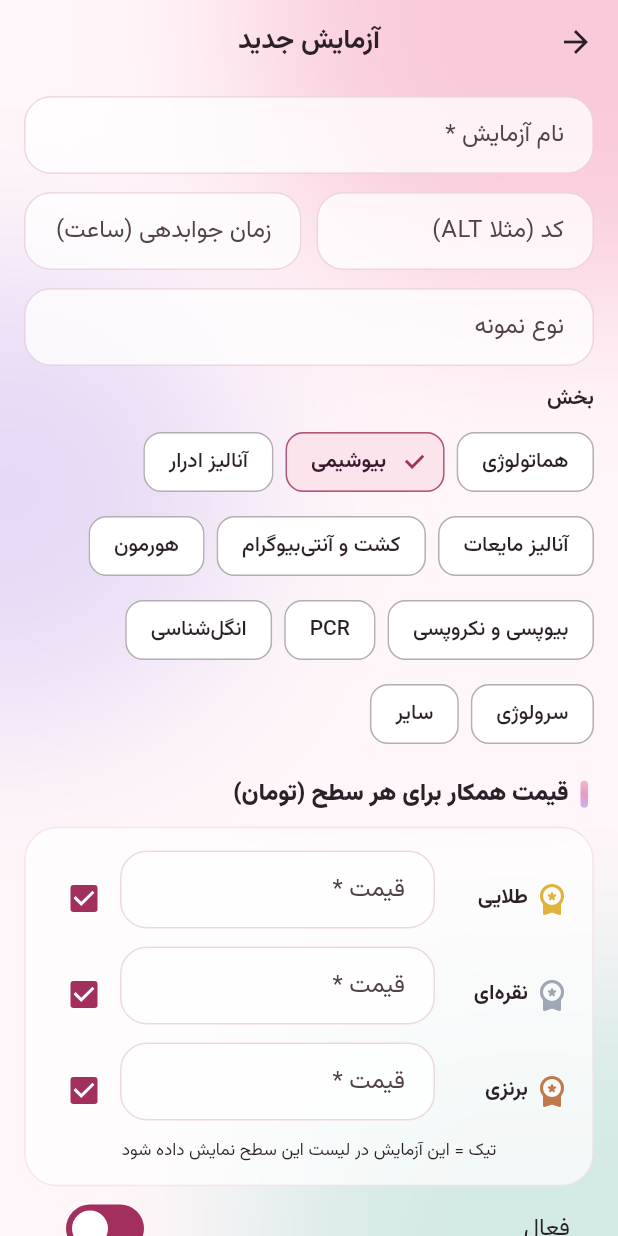
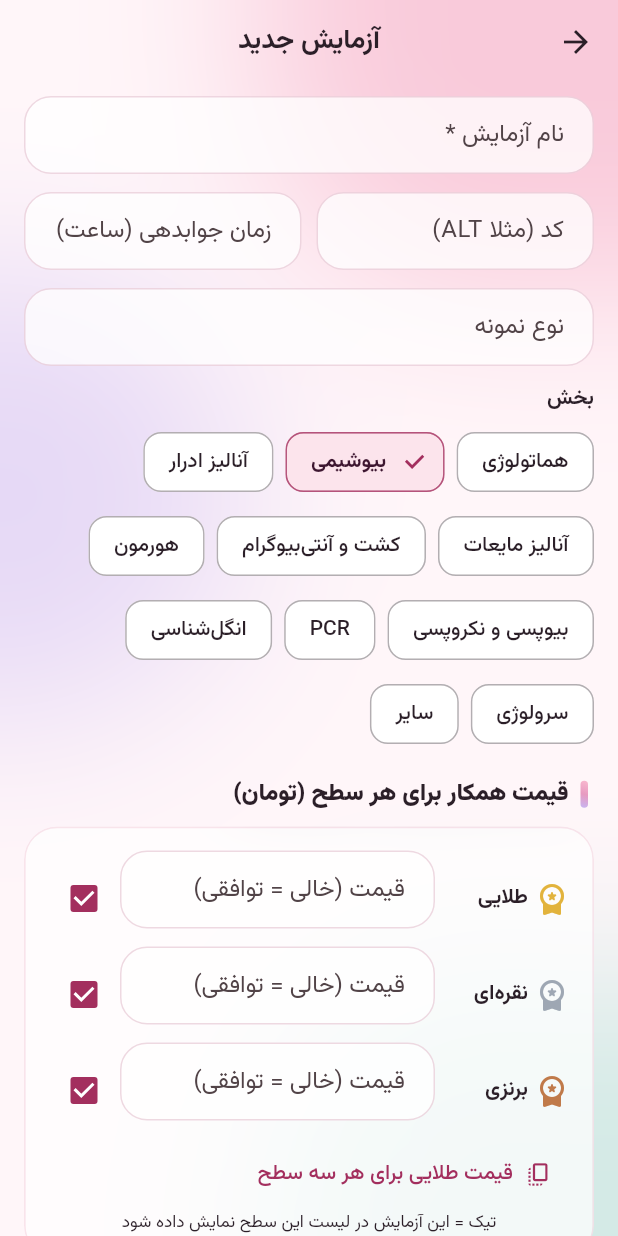
Before and after one commit to amirhossein-shariat/Melopet, a Flutter app: the TestsScreen screen opened directly, after a tap on "آزمایش جدید", on a phone screen of 412 x 824 dp. Run offline on Flutter 3.47's test engine with Material 3 defaults, Android fonts, the phone set to English and light mode, and no system bars; our stand-ins replace audioplayers, file_picker, flutter_local_notifications, flutter_map, geolocator, image_picker and 7 more; missing offline and left inert: excel, record, workmanager; accounts and stored records are empty; network calls fail.

Commit message:
Add the lab's price list (48 tests, negotiable prices) and better test-list editing
- migration: upsert the k1.xlsx tests, prices in Toman, '*' = negotiable (0, shown as توافقی)
- demo seed mirrors the list; tests keep both in sync
- admin: category filter, delete, same-price shortcut, optional price
- clinics see 'توافقی' in price list, order form and order detail

Co-Authored-By: Claude Sonnet 5.5 <noreply@anthropic.com>
Claude-Session: https://claude.ai/code/session_01KiTvgZv739xG4qCxtBVtnX

```diff
--- a/app/lib/screens/admin/tests_screen.dart
+++ b/app/lib/screens/admin/tests_screen.dart
@@ -2,6 +2,7 @@ import 'package:flutter/material.dart';
 import 'package:pocketbase/pocketbase.dart';
 
 import '../../services/api.dart';
+import '../../theme.dart';
 import '../../utils/format.dart';
 import '../../widgets/form_bits.dart';
 import '../../widgets/glass.dart';
@@ -16,6 +17,7 @@ class TestsScreen extends StatefulWidget {
 class _TestsScreenState extends State<TestsScreen> {
   List<RecordModel>? _items;
   String _q = '';
+  String _cat = 'all';
 
   @override
   void initState() {
@@ -36,6 +38,7 @@ class _TestsScreenState extends State<TestsScreen> {
   @override
   Widget build(BuildContext context) {
     final list = (_items ?? [])
+        .where((t) => _cat == 'all' || t.getStringValue('category') == _cat)
         .where(
           (t) => _q.isEmpty || t.getStringValue('name').toLowerCase().contains(_q) || t.getStringValue('code').toLowerCase().contains(_q),
         )
@@ -53,6 +56,24 @@ class _TestsScreenState extends State<TestsScreen> {
                   onChanged: (v) => setState(() => _q = v.trim().toLowerCase()),
                 ),
                 const SizedBox(height: 10),
+                SizedBox(
+                  height: 44,
+                  child: ListView(
+                    scrollDirection: Axis.horizontal,
+                    children: [
+                      for (final e in {'all': 'همه', for (final c in categories.entries) c.key: c.value.label}.entries)
+                        Padding(
+                          padding: const EdgeInsetsDirectional.only(end: 8),
+                          child: MPChoiceChip(label: e.value, selected: _cat == e.key, onSelected: (_) => setState(() => _cat = e.key)),
+                        ),
+                    ],
+                  ),
+                ),
+                Padding(
+                  padding: const EdgeInsets.fromLTRB(4, 4, 4, 8),
+                  child: Text('${faNum(list.length)} آزمایش', style: const TextStyle(fontSize: 12)),
+                ),
+                if (list.isEmpty) const EmptyState(icon: Icons.science_rounded, title: 'آزمایشی پیدا نشد'),
                 for (final t in list)
                   Glass(
                     margin: const EdgeInsets.only(bottom: 8),
@@ -75,6 +96,15 @@ class _TestsScreenState extends State<TestsScreen> {
                                   Expanded(
                                     child: Text(t.getStringValue('name'), style: const TextStyle(fontWeight: FontWeight.w800)),
                                   ),
+                                  if (t.getStringValue('code').isNotEmpty)
+                                    Padding(
+                                      padding: const EdgeInsetsDirectional.only(start: 6),
+                                      child: Text(
+                                        t.getStringValue('code'),
+                                        textDirection: TextDirection.ltr,
+                                        style: const TextStyle(fontSize: 11),
+                                      ),
+                                    ),
                                   if (!t.getBoolValue('active')) const Text('غیرفعال', style: TextStyle(fontSize: 11, color: Colors.grey)),
                                 ],
                               ),
@@ -84,7 +114,7 @@ class _TestsScreenState extends State<TestsScreen> {
                                 children: [
                                   for (final tier in ['gold', 'silver', 'bronze'])
                                     Text(
-                                      '${tierLabels[tier]}: ${money(t.getDoubleValue('price_$tier'), unit: false)}',
+                                      '${tierLabels[tier]}: ${priceText(t.getDoubleValue('price_$tier'), unit: false)}',
                                       style: TextStyle(
                                         fontSize: 11.5,
                                         color: readable(context, tierColors[tier]!),
@@ -199,6 +229,22 @@ class _TestEditScreenState extends State<TestEditScreen> {
     }
   }
 
+  Future<void> _delete() async {
+    final ok = await confirm(
+      context,
+      'حذف آزمایش',
+      '«${t!.getStringValue('name')}» از لیست حذف شود؟ سفارش‌های قبلی که این آزمایش را داشته‌اند تغییری نمی‌کنند. برای پنهان‌کردن موقت، به‌جای حذف آن را غیرفعال کنید.',
+      ok: 'حذف',
+    );
+    if (!ok) return;
+    try {
+      await Api.pb.collection('tests').delete(t!.id);
+      if (mounted) Navigator.pop(context, true);
+    } catch (e) {
+      if (mounted) toast(context, Api.error(e), error: true);
+    }
+  }
+
   @override
   Widget build(BuildContext context) {
     return MPScaffold(
@@ -241,13 +287,24 @@ class _TestEditScreenState extends State<TestEditScreen> {
                             ],
                           ),
                         ),
-                        Expanded(child: Field(prices[tier]!, 'قیمت', ltr: true, keyboard: TextInputType.number, required: true)),
+                        Expanded(child: Field(prices[tier]!, 'قیمت (خالی = توافقی)', ltr: true, keyboard: TextInputType.number)),
                         Checkbox(
                           value: visible.contains(tier),
                           onChanged: (v) => setState(() => v == true ? visible.add(tier) : visible.remove(tier)),
                         ),
                       ],
                     ),
+                  Align(
+                    alignment: AlignmentDirectional.centerStart,
+                    child: TextButton.icon(
+                      onPressed: () => setState(() {
+                        prices['silver']!.text = prices['gold']!.text;
+                        prices['bronze']!.text = prices['gold']!.text;
+                      }),
+                      icon: const Icon(Icons.copy_all_rounded, size: 18),
+                      label: const Text('قیمت طلایی برای هر سه سطح'),
+                    ),
+                  ),
                   const Text('تیک = این آزمایش در لیست این سطح نمایش داده شود', style: TextStyle(fontSize: 11.5)),
                 ],
               ),
@@ -258,6 +315,14 @@ class _TestEditScreenState extends State<TestEditScreen> {
             for (var i = 0; i < params.length; i++) _paramCard(i),
             const SizedBox(height: 12),
             GradientButton(label: 'ذخیره', icon: Icons.save_rounded, loading: _saving, onPressed: _save),
+            if (t != null) ...[
+              const SizedBox(height: 10),
+              TextButton.icon(
+                onPressed: _delete,
+                icon: Icon(Icons.delete_outline_rounded, color: readable(context, MP.danger)),
+                label: Text('حذف این آزمایش', style: TextStyle(color: readable(context, MP.danger))),
+              ),
+            ],
           ],
         ),
       ),
--- a/app/lib/screens/clinic/price_list_screen.dart
+++ b/app/lib/screens/clinic/price_list_screen.dart
@@ -38,7 +38,7 @@ class _PriceListScreenState extends State<PriceListScreen> {
         xl.TextCellValue(c.code),
         xl.TextCellValue(categoryInfo(c.category).label),
         xl.TextCellValue(c.sampleType),
-        xl.DoubleCellValue(c.price.toDouble()),
+        c.price > 0 ? xl.DoubleCellValue(c.price.toDouble()) : xl.TextCellValue('توافقی'),
       ]);
     }
     await Export.share(Uint8List.fromList(book.encode() ?? []), 'melopet-prices.xlsx', Export.xlsxMime);
@@ -94,7 +94,7 @@ class _PriceListScreenState extends State<PriceListScreen> {
                                 ],
                               ),
                             ),
-                            Text(money(c.price), style: const TextStyle(fontWeight: FontWeight.w800)),
+                            Text(priceText(c.price), style: const TextStyle(fontWeight: FontWeight.w800)),
                           ],
                         ),
                       ),
--- a/app/lib/screens/shared/order_detail_screen.dart
+++ b/app/lib/screens/shared/order_detail_screen.dart
@@ -413,7 +413,7 @@ class _OrderDetailScreenState extends State<OrderDetailScreen> {
                   Icon(categoryInfo('${i['category']}').icon, size: 18, color: categoryInfo('${i['category']}').color),
                   const SizedBox(width: 8),
                   Expanded(child: Text('${i['name']}')),
-                  Text(money(i['price'] as num? ?? 0, unit: false)),
+                  Text(priceText(i['price'] as num? ?? 0, unit: false)),
                 ],
               ),
             ),
--- a/app/lib/utils/format.dart
+++ b/app/lib/utils/format.dart
@@ -46,6 +46,9 @@ String money(num v, {bool unit = true, bool persian = true}) {
   final s = persian ? faNum(g).replaceAll(',', '٬') : g;
   return unit ? '$s $kCurrency' : s;
 }
+
+/// Price for display; 0 means the lab sells it by agreement ("*" in its price list).
+String priceText(num v, {bool unit = true}) => v <= 0 ? 'توافقی' : money(v, unit: unit);
 
 DateTime? parseDate(String? s) {
   if (s == null || s.isEmpty) return null;
```
Also changed, not shown: app/lib/screens/clinic/courier_request_screen.dart (+6 -2 lines), app/lib/services/demo/demo_seed.dart (+52 -28 lines), 3 other files.
